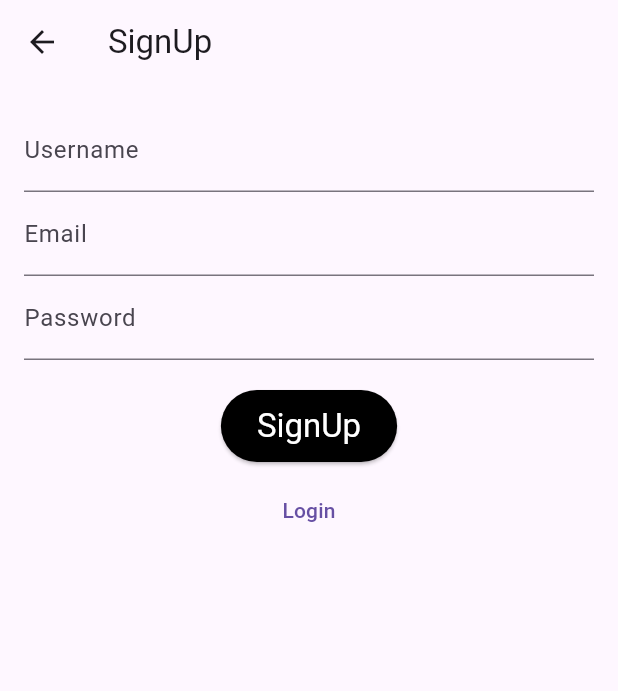
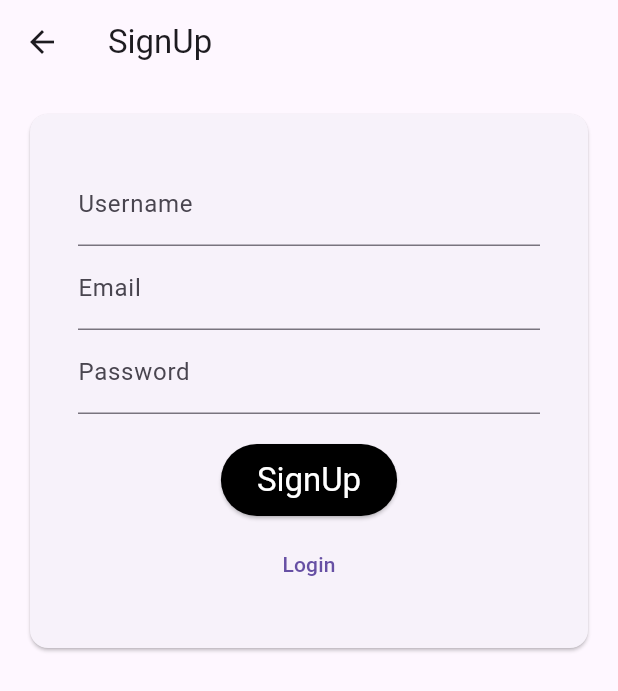
Before and after one commit to nayyelin365/aws_amplify_test, a Flutter app: the screen it shows after launch, after a tap on "SignUp", on a phone screen of 412 x 824 dp. Shown: the top 691 px of the screen. Run offline on Flutter 3.47's test engine with Material 3 defaults, Android fonts, the phone set to English and light mode, and no system bars; our stand-ins replace flutter_riverpod, go_router, riverpod_annotation, rxdart; missing offline and left inert: amplify_auth_cognito, amplify_flutter; generated files the repository leaves out were written again.

Commit message:
resposnsive card layout

```diff
--- /dev/null
+++ b/lib/src/common_widgets/responsive_center.dart
@@ -0,0 +1,59 @@
+import 'package:flutter/material.dart';
+import 'package:my_amplify_app/src/constants/breakpoints.dart';
+
+/// Reusable widget for showing a child with a maximum content width constraint.
+/// If available width is larger than the maximum width, the child will be
+/// centered.
+/// If available width is smaller than the maximum width, the child use all the
+/// available width.
+class ResponsiveCenter extends StatelessWidget {
+  const ResponsiveCenter({
+    super.key,
+    this.maxContentWidth = Breakpoint.desktop,
+    this.padding = EdgeInsets.zero,
+    required this.child,
+  });
+  final double maxContentWidth;
+  final EdgeInsetsGeometry padding;
+  final Widget child;
+
+  @override
+  Widget build(BuildContext context) {
+    // Use Center as it has *unconstrained* width (loose constraints)
+    return Center(
+      // together with SizedBox to specify the max width (tight constraints)
+      // See this thread for more info:
+      // https://twitter.com/biz84/status/1445400059894542337
+      child: SizedBox(
+        width: maxContentWidth,
+        child: Padding(
+          padding: padding,
+          child: child,
+        ),
+      ),
+    );
+  }
+}
+
+/// Sliver-equivalent of [ResponsiveCenter].
+class ResponsiveSliverCenter extends StatelessWidget {
+  const ResponsiveSliverCenter({
+    super.key,
+    this.maxContentWidth = Breakpoint.desktop,
+    this.padding = EdgeInsets.zero,
+    required this.child,
+  });
+  final double maxContentWidth;
+  final EdgeInsetsGeometry padding;
+  final Widget child;
+  @override
+  Widget build(BuildContext context) {
+    return SliverToBoxAdapter(
+      child: ResponsiveCenter(
+        maxContentWidth: maxContentWidth,
+        padding: padding,
+        child: child,
+      ),
+    );
+  }
+}
--- /dev/null
+++ b/lib/src/common_widgets/responsive_scrollable_card.dart
@@ -0,0 +1,28 @@
+import 'package:flutter/material.dart';
+import 'package:my_amplify_app/src/common_widgets/responsive_center.dart';
+import 'package:my_amplify_app/src/constants/app_sizes.dart';
+import 'package:my_amplify_app/src/constants/breakpoints.dart';
+
+/// Scrollable widget that shows a responsive card with a given child widget.
+/// Useful for displaying forms and other widgets that need to be scrollable.
+class ResponsiveScrollableCard extends StatelessWidget {
+  const ResponsiveScrollableCard({super.key, required this.child});
+  final Widget child;
+  @override
+  Widget build(BuildContext context) {
+    return SingleChildScrollView(
+      child: ResponsiveCenter(
+        maxContentWidth: Breakpoint.tablet,
+        child: Padding(
+          padding: const EdgeInsets.all(Sizes.p16),
+          child: Card(
+            child: Padding(
+              padding: const EdgeInsets.all(Sizes.p16),
+              child: child,
+            ),
+          ),
+        ),
+      ),
+    );
+  }
+}
--- a/lib/src/features/authentication/presentation/sign_in_screen.dart
+++ b/lib/src/features/authentication/presentation/sign_in_screen.dart
@@ -3,6 +3,8 @@ import 'package:flutter_riverpod/flutter_riverpod.dart';
 import 'package:go_router/go_router.dart';
 import 'package:my_amplify_app/src/common_widgets/custom_text_button.dart';
 import 'package:my_amplify_app/src/common_widgets/primary_button.dart';
+import 'package:my_amplify_app/src/common_widgets/responsive_center.dart';
+import 'package:my_amplify_app/src/common_widgets/responsive_scrollable_card.dart';
 import 'package:my_amplify_app/src/constants/app_sizes.dart';
 import 'package:my_amplify_app/src/features/authentication/presentation/controller/auth_controller.dart';
 import 'package:my_amplify_app/src/routing/app_router.dart';
@@ -35,7 +37,8 @@ class _SignInScreenState extends ConsumerState<SignInScreen> {
     final state = ref.watch(authControllerProvider);
     return Scaffold(
       appBar: AppBar(title: const Text('Login')),
-      body: Padding(
+      body: ResponsiveScrollableCard(
+        child: Padding(
           padding: const EdgeInsets.all(16.0),
           child: Column(
             children: [
@@ -64,6 +67,7 @@ class _SignInScreenState extends ConsumerState<SignInScreen> {
             ],
           ),
         ),
+      ),
     );
   }
 
--- a/lib/src/features/authentication/presentation/sign_up_confirm_screen.dart
+++ b/lib/src/features/authentication/presentation/sign_up_confirm_screen.dart
@@ -2,6 +2,7 @@ import 'package:flutter/material.dart';
 import 'package:flutter_riverpod/flutter_riverpod.dart';
 import 'package:go_router/go_router.dart';
 import 'package:my_amplify_app/src/common_widgets/primary_button.dart';
+import 'package:my_amplify_app/src/common_widgets/responsive_scrollable_card.dart';
 import 'package:my_amplify_app/src/features/authentication/presentation/controller/auth_controller.dart';
 import 'package:my_amplify_app/src/routing/app_router.dart';
 import 'package:my_amplify_app/src/utils/async_value_ui.dart';
@@ -40,7 +41,8 @@ class _SignUpConfirmScreenState extends ConsumerState<SignUpConfirmScreen> {
     final state = ref.watch(authControllerProvider);
     return Scaffold(
       appBar: AppBar(title: const Text('Confirm Your Email')),
-      body: Padding(
+      body: ResponsiveScrollableCard(
+        child: Padding(
           padding: const EdgeInsets.all(16.0),
           child: Column(
             children: [
@@ -57,6 +59,7 @@ class _SignUpConfirmScreenState extends ConsumerState<SignUpConfirmScreen> {
             ],
           ),
         ),
+      ),
     );
   }
 
--- a/lib/src/features/authentication/presentation/sign_up_screen.dart
+++ b/lib/src/features/authentication/presentation/sign_up_screen.dart
@@ -3,6 +3,7 @@ import 'package:flutter_riverpod/flutter_riverpod.dart';
 import 'package:go_router/go_router.dart';
 import 'package:my_amplify_app/src/common_widgets/custom_text_button.dart';
 import 'package:my_amplify_app/src/common_widgets/primary_button.dart';
+import 'package:my_amplify_app/src/common_widgets/responsive_scrollable_card.dart';
 import 'package:my_amplify_app/src/constants/app_sizes.dart';
 import 'package:my_amplify_app/src/features/authentication/presentation/controller/auth_controller.dart';
 import 'package:my_amplify_app/src/routing/app_router.dart';
@@ -45,7 +46,8 @@ class _SignUpScreenState extends ConsumerState<SignUpScreen> {
     final state = ref.watch(authControllerProvider);
     return Scaffold(
         appBar: AppBar(title: const Text('SignUp')),
-        body: Padding(
+        body: ResponsiveScrollableCard(
+          child: Padding(
               padding: const EdgeInsets.all(16.0),
               child: Column(children: [
                 TextField(
@@ -71,7 +73,8 @@ class _SignUpScreenState extends ConsumerState<SignUpScreen> {
                   text: 'Login',
                   onPressed: () => context.pop(),
                 ),
-            ])));
+              ])),
+        ));
   }
 
   Future<void> _signUp() async {
```
Lines whose indentation alone changed are shown as unchanged.
